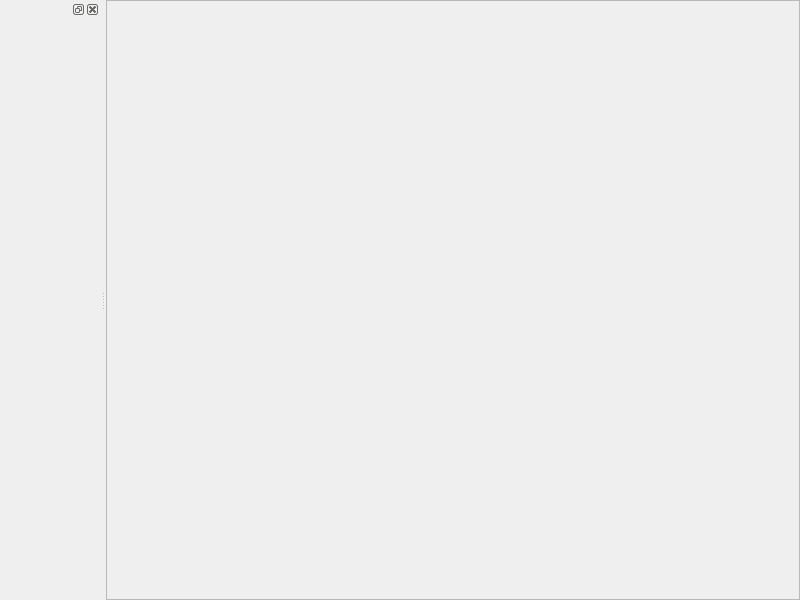
Qt form mainwindow.ui (nical/GLSL-Raymarching) before a commit.
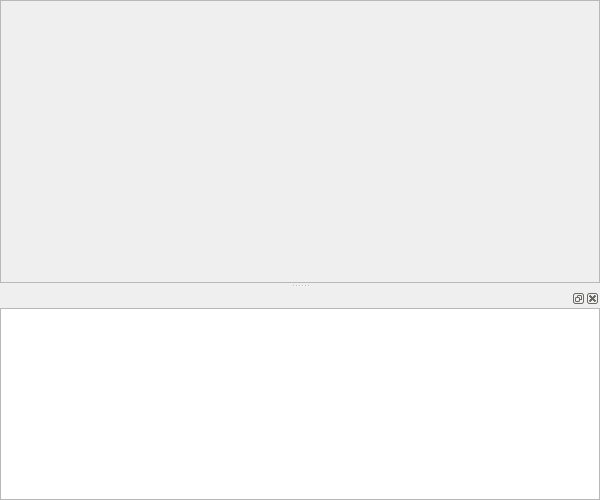
The same form after that commit.

Commit message: added graphics view

The edit to the form file:
```diff
--- a/mainwindow.ui
+++ b/mainwindow.ui
@@ -6,8 +6,8 @@
    <rect>
     <x>0</x>
     <y>0</y>
-    <width>800</width>
-    <height>600</height>
+    <width>600</width>
+    <height>500</height>
    </rect>
   </property>
   <property name="windowTitle">
@@ -34,13 +34,25 @@
    <property name="minimumSize">
     <size>
      <width>100</width>
-     <height>100</height>
+     <height>118</height>
     </size>
    </property>
    <attribute name="dockWidgetArea">
-    <number>1</number>
+    <number>8</number>
    </attribute>
-   <widget class="QWidget" name="dockWidgetContents"/>
+   <widget class="QWidget" name="dockWidgetContents">
+    <layout class="QGridLayout" name="dockGridLayout">
+     <property name="margin">
+      <number>0</number>
+     </property>
+     <property name="spacing">
+      <number>0</number>
+     </property>
+     <item row="0" column="0">
+      <widget class="QGraphicsView" name="kiwiGraphicsView"/>
+     </item>
+    </layout>
+   </widget>
   </widget>
  </widget>
  <resources/>
```
